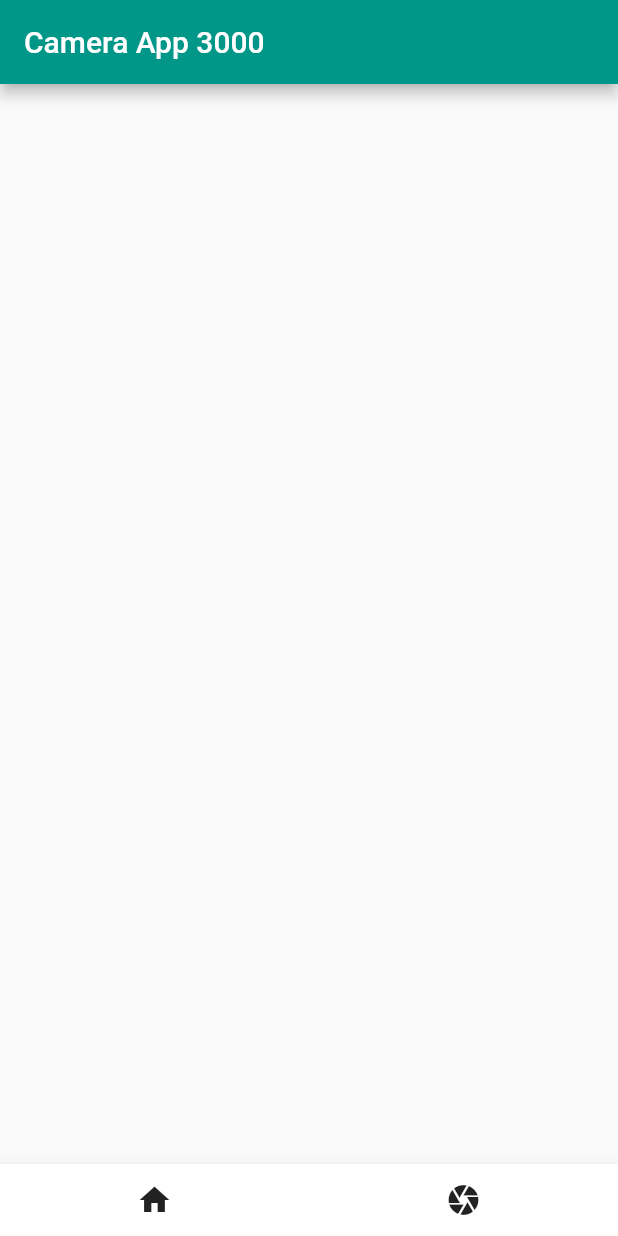
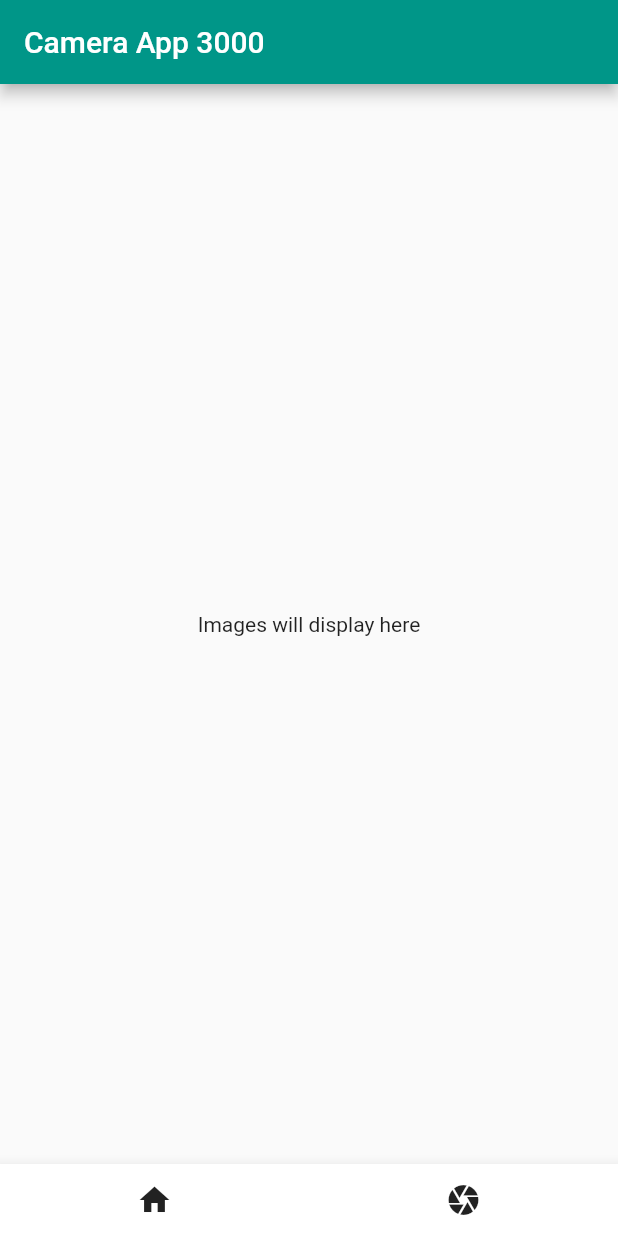
Before and after one commit to kingroxas2/FirebaseFlutter, a Flutter app: the screen it shows after launch, on a phone screen of 412 x 824 dp. Run offline on Flutter 3.47's test engine with Material 2 defaults, Android fonts, the light colour scheme and no system bars; our stand-ins replace camera.

Commit message:
added text

```diff
--- a/studycase2/lib/main.dart
+++ b/studycase2/lib/main.dart
@@ -66,7 +66,11 @@ class _MyHomePageState extends State<MyHomePage> {
       appBar: AppBar(
         title: const Text('Camera App 3000'),
       ),
-      body: Container(),
+      body: Container(
+        child: Center(
+          child: Text('Images will display here'),
+        )
+      ),
       floatingActionButtonLocation: FloatingActionButtonLocation.centerFloat,
       bottomNavigationBar: BottomAppBar(
         child: Row(
```
